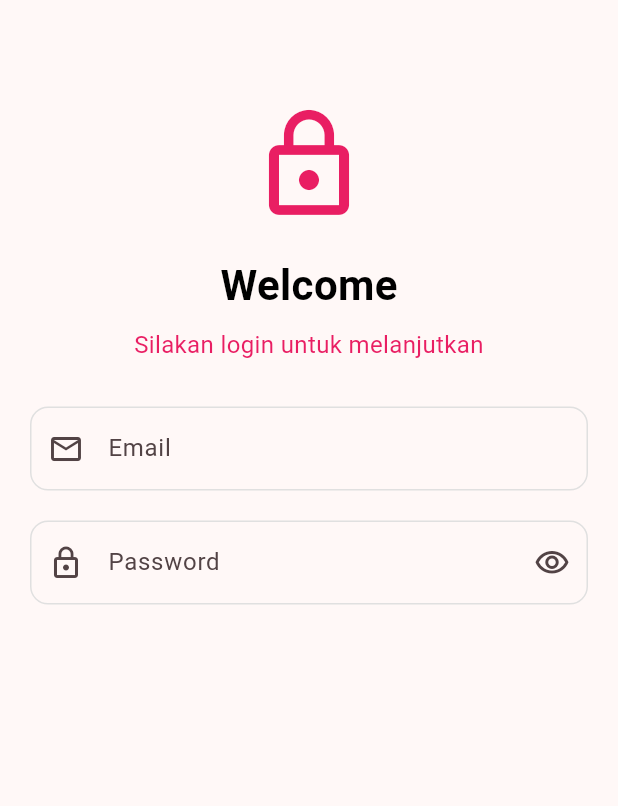
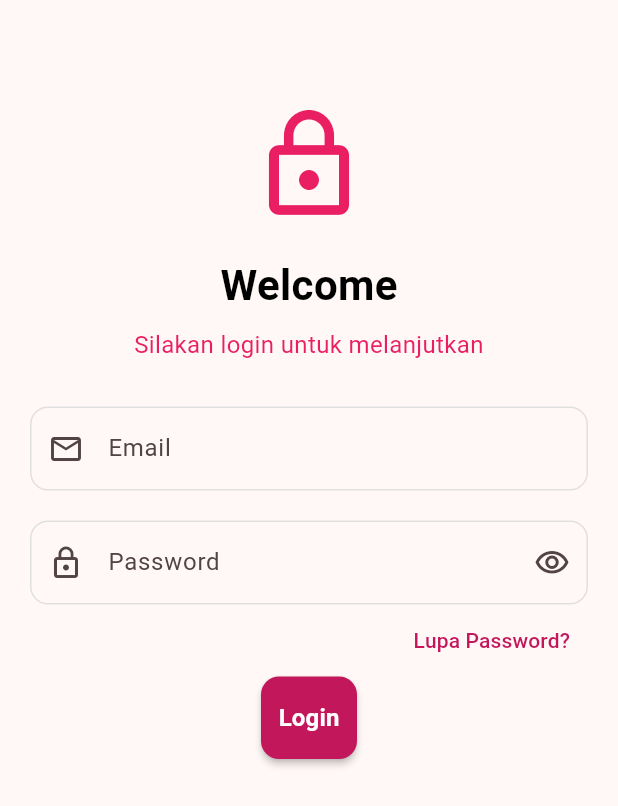
Before and after one commit to agrahafiz13/KB1179-1123150025-uts-, a Flutter app: the ScreenLogin screen opened directly, on a phone screen of 412 x 824 dp. Shown: the top 806 px of the screen. Run offline on Flutter 3.47's test engine with Material 3 defaults, Android fonts, the phone set to English and light mode, and no system bars.

Commit message:
membuat button login

```diff
--- a/lib/screen/login.dart
+++ b/lib/screen/login.dart
@@ -73,10 +73,36 @@ class ScreenLogin extends StatelessWidget {
                     focusedBorder: OutlineInputBorder(
                       borderRadius: BorderRadius.circular(12),
                       borderSide: BorderSide(
-                        color: Colors.blue[700]!,
+                        color: Colors.pink[700]!,
                         width: 2,
                       ),
                     ),
+                  ),
+                ),
+                Align(
+                  alignment: Alignment.centerRight,
+                  child: TextButton(
+                    onPressed: () {},
+                    child: Text(
+                      'Lupa Password?',
+                      style: TextStyle(color: Colors.pink[700], fontSize: 14),
+                    ),
+                  ),
+                ),
+                ElevatedButton(
+                  onPressed: () {},
+                  style: ElevatedButton.styleFrom(
+                    backgroundColor: Colors.pink[700],
+                    foregroundColor: Colors.white,
+                    padding: const EdgeInsets.symmetric(vertical: 16),
+                    shape: RoundedRectangleBorder(
+                      borderRadius: BorderRadiusGeometry.circular(12),
+                    ),
+                    elevation: 2,
+                  ),
+                  child: const Text(
+                    'Login',
+                    style: TextStyle(fontSize: 16, fontWeight: FontWeight.bold),
                   ),
                 ),
               ],
```
